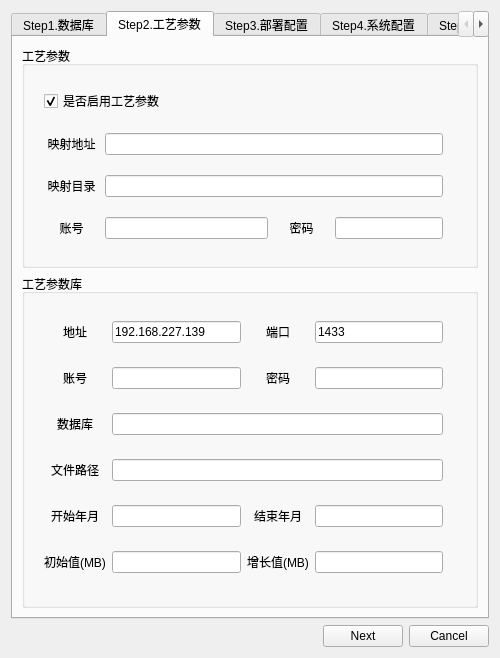
zhaicao/pythonWorkspace, file DeployTool/designerUI/home.ui: the form before one commit.
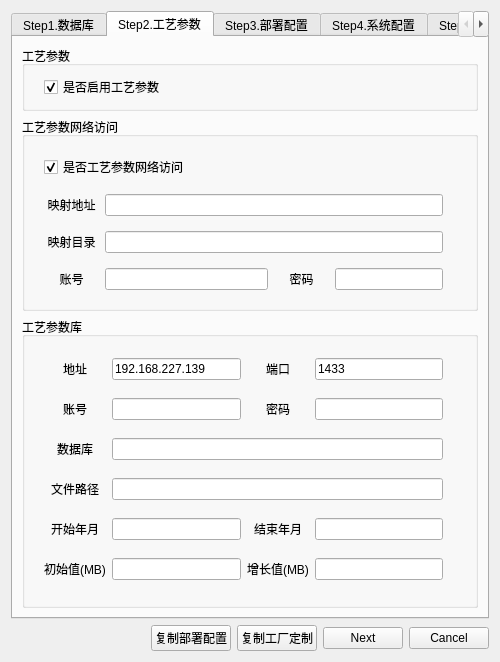
The form after the commit. The open tabs and pages were chosen to show the change. Icons and pictures are not drawn.

Commit message: 修复BUG，增加部署配置和定制配置复制到系统剪贴板

```diff
--- a/DeployTool/designerUI/home.ui
+++ b/DeployTool/designerUI/home.ui
@@ -770,12 +770,60 @@
         <attribute name="title">
          <string>Step2.工艺参数</string>
         </attribute>
-        <layout class="QVBoxLayout" name="verticalLayout_4" stretch="4,6">
+        <layout class="QVBoxLayout" name="verticalLayout_8" stretch="1,4,6">
          <item>
-          <widget class="QGroupBox" name="group_14">
+          <widget class="QGroupBox" name="groupBox">
            <property name="title">
             <string>工艺参数</string>
            </property>
+           <layout class="QHBoxLayout" name="horizontalLayout_15">
+            <item>
+             <layout class="QGridLayout" name="gridLayout_11" columnstretch="1,0,0">
+              <property name="leftMargin">
+               <number>10</number>
+              </property>
+              <property name="rightMargin">
+               <number>10</number>
+              </property>
+              <item row="0" column="0" colspan="2">
+               <widget class="QCheckBox" name="input_72">
+                <property name="text">
+                 <string>是否启用工艺参数</string>
+                </property>
+                <property name="checked">
+                 <bool>true</bool>
+                </property>
+               </widget>
+              </item>
+              <item row="0" column="2">
+               <widget class="QLabel" name="help_57">
+                <property name="maximumSize">
+                 <size>
+                  <width>20</width>
+                  <height>20</height>
+                 </size>
+                </property>
+                <property name="text">
+                 <string/>
+                </property>
+                <property name="pixmap">
+                 <pixmap>C:/Users/slave/Desktop/help.png</pixmap>
+                </property>
+                <property name="scaledContents">
+                 <bool>true</bool>
+                </property>
+               </widget>
+              </item>
+             </layout>
+            </item>
+           </layout>
+          </widget>
+         </item>
+         <item>
+          <widget class="QGroupBox" name="group_14">
+           <property name="title">
+            <string>工艺参数网络访问</string>
+           </property>
            <layout class="QHBoxLayout" name="horizontalLayout_14">
             <item>
              <layout class="QGridLayout" name="gridLayout_5" columnstretch="1,3,1,0,0">
@@ -897,7 +945,7 @@
               <item row="0" column="0" colspan="4">
                <widget class="QCheckBox" name="input_24">
                 <property name="text">
-                 <string>是否启用工艺参数</string>
+                 <string>是否工艺参数网络访问</string>
                 </property>
                 <property name="checked">
                  <bool>true</bool>
@@ -2373,7 +2421,7 @@
     </layout>
    </item>
    <item>
-    <layout class="QHBoxLayout" name="horizontalLayout" stretch="4,1,1">
+    <layout class="QHBoxLayout" name="horizontalLayout" stretch="4,0,0,1,1">
      <item>
       <spacer name="horizontalSpacer">
        <property name="orientation">
@@ -2387,6 +2435,20 @@
        </property>
       </spacer>
      </item>
+     <item>
+      <widget class="QPushButton" name="pushButton_4">
+       <property name="text">
+        <string>复制部署配置</string>
+       </property>
+      </widget>
+     </item>
+     <item>
+      <widget class="QPushButton" name="pushButton_3">
+       <property name="text">
+        <string>复制工厂定制</string>
+       </property>
+      </widget>
+     </item>
      <item>
       <widget class="QPushButton" name="pushButton_2">
        <property name="text">
```
Left out of the diff: 114 changed lines with no effect on the pictures. The commit also changes 8 other files.
